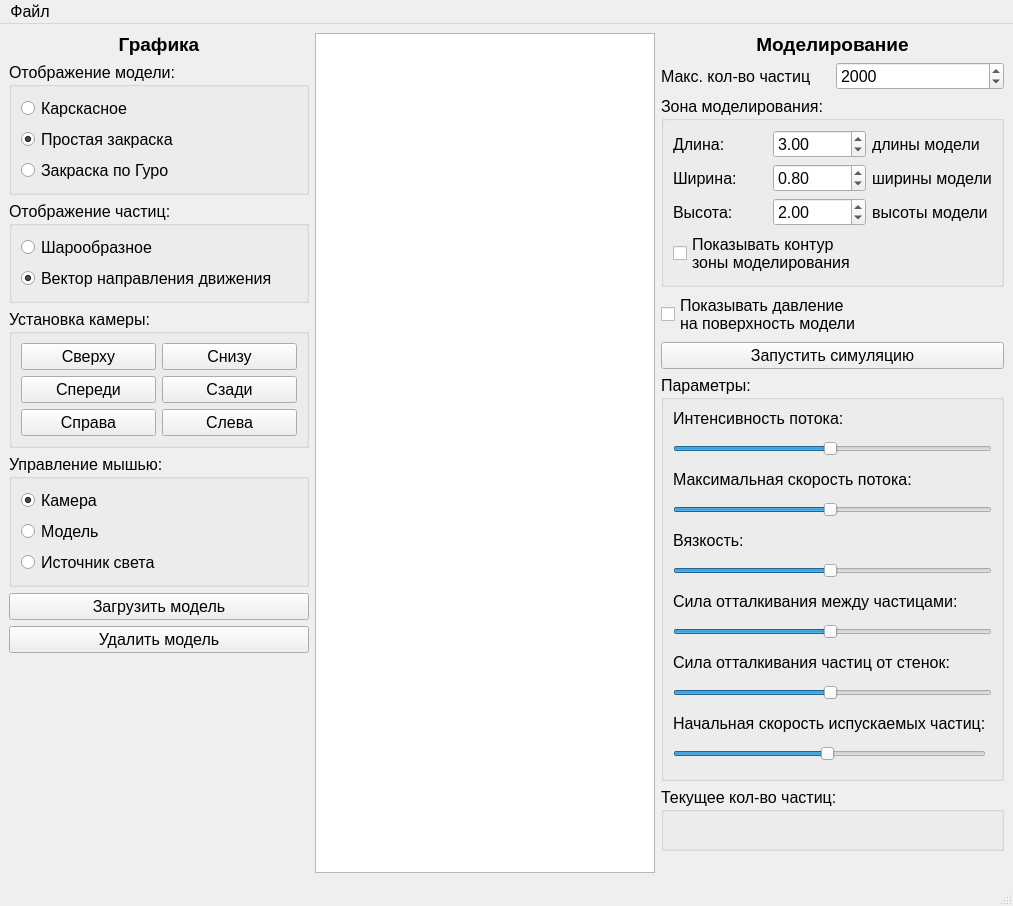
Above: App/Ui/Qt/mainwindow.ui from SlavaShagalov/air-flow-simulation before the change. Below: the same form after it.
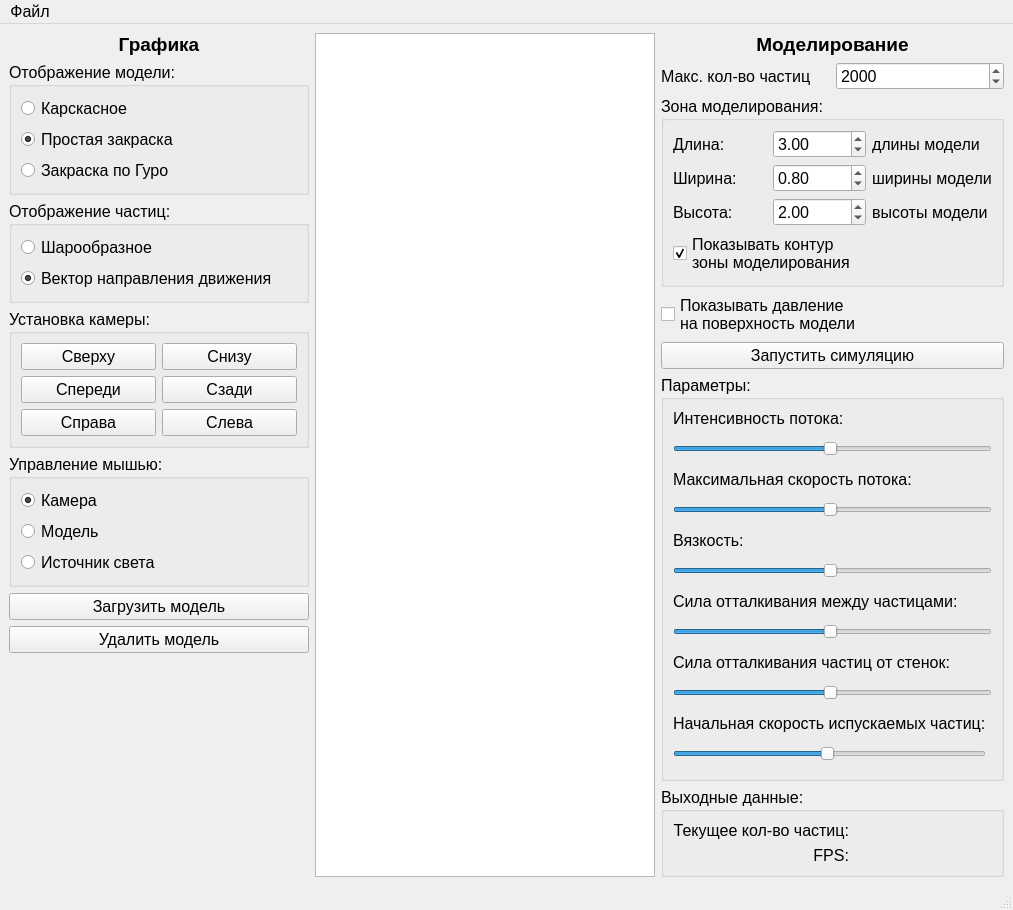
That is the form after the change. Custom widgets are drawn as their Qt base class.

Diff of the .ui file:
```diff
--- a/App/Ui/Qt/mainwindow.ui
+++ b/App/Ui/Qt/mainwindow.ui
@@ -401,7 +401,7 @@
 зоны моделирования</string>
            </property>
            <property name="checked">
-            <bool>false</bool>
+            <bool>true</bool>
            </property>
           </widget>
          </item>
@@ -633,16 +633,49 @@
          </sizepolicy>
         </property>
         <property name="title">
-         <string>Текущее кол-во частиц:</string>
+         <string>Выходные данные:</string>
         </property>
         <layout class="QGridLayout" name="gridLayout_6">
          <item row="0" column="0">
+          <widget class="QLabel" name="label_10">
+           <property name="text">
+            <string>Текущее кол-во частиц:</string>
+           </property>
+           <property name="alignment">
+            <set>Qt::AlignRight|Qt::AlignTrailing|Qt::AlignVCenter</set>
+           </property>
+          </widget>
+         </item>
+         <item row="0" column="1">
           <widget class="QLabel" name="cur_n_particles">
            <property name="text">
             <string/>
            </property>
           </widget>
          </item>
+         <item row="1" column="0">
+          <widget class="QLabel" name="label_11">
+           <property name="sizePolicy">
+            <sizepolicy hsizetype="Minimum" vsizetype="Preferred">
+             <horstretch>0</horstretch>
+             <verstretch>0</verstretch>
+            </sizepolicy>
+           </property>
+           <property name="text">
+            <string>FPS:</string>
+           </property>
+           <property name="alignment">
+            <set>Qt::AlignRight|Qt::AlignTrailing|Qt::AlignVCenter</set>
+           </property>
+          </widget>
+         </item>
+         <item row="1" column="1">
+          <widget class="QLabel" name="fps">
+           <property name="text">
+            <string/>
+           </property>
+          </widget>
+         </item>
         </layout>
        </widget>
       </item>
```
Left out of the diff: 686 changed lines with no effect on the pictures.
